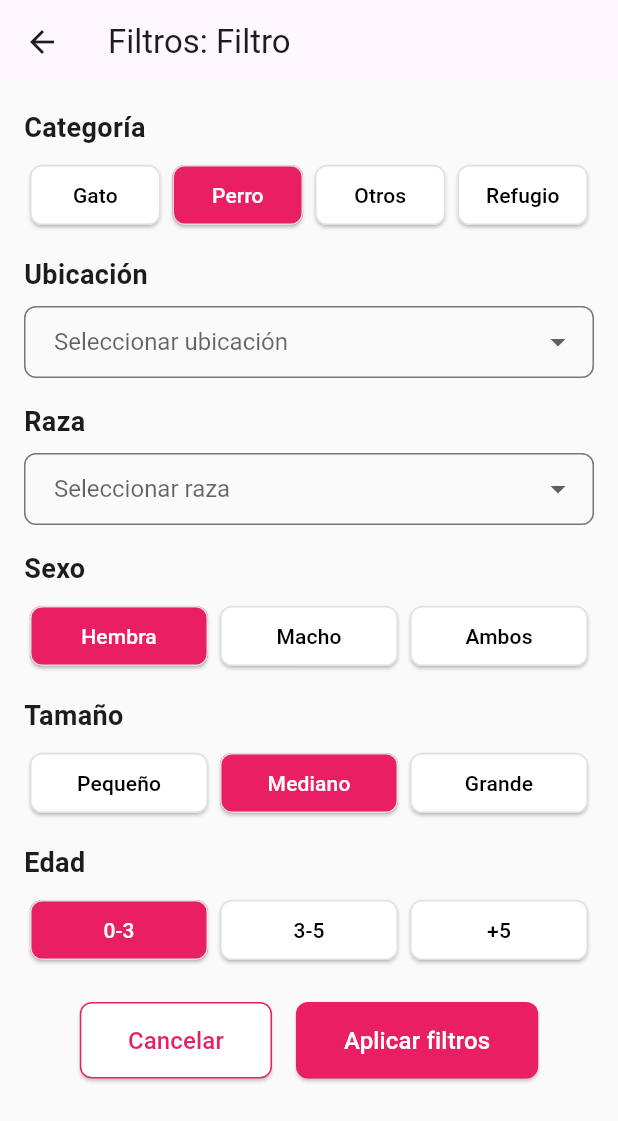
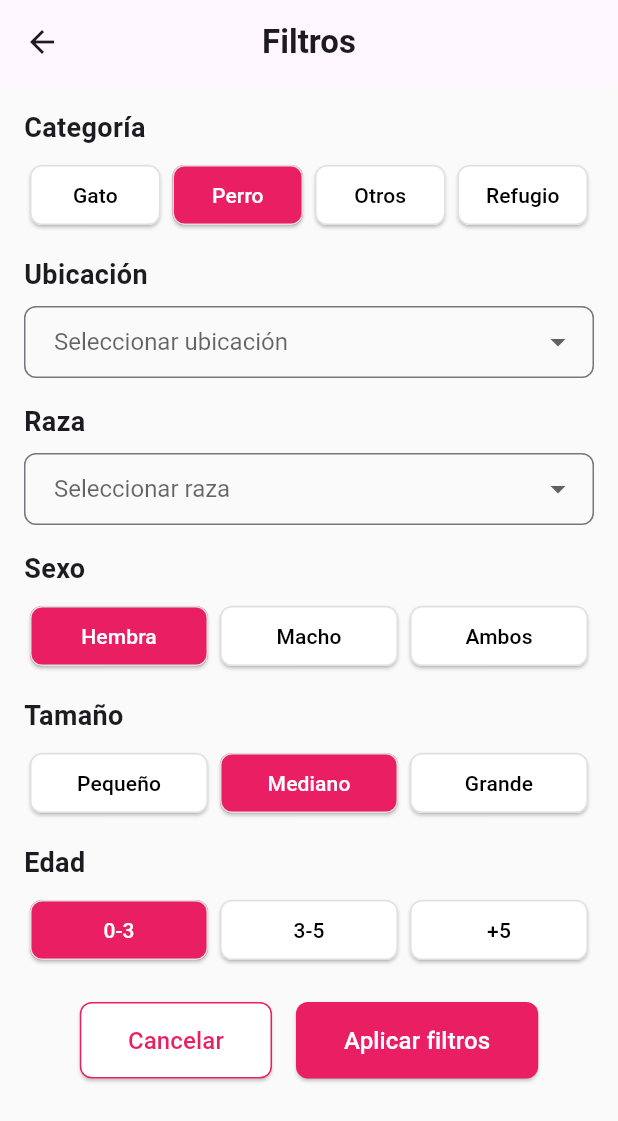
Before and after one commit to No-Country-simulation/equipo-c23-33-mobile, a Flutter app: the FilterPage screen opened directly, on a phone screen of 412 x 824 dp. Shown: the top 1121 px of the screen. Run offline on Flutter 3.47's test engine with Material 3 defaults, Android fonts, the phone set to English and light mode, and no system bars; our stand-ins replace firebase_auth, firebase_core; accounts and stored records are empty.

Commit message:
Se centro el texto del Appbar y el boton Cancelar regresa a Home

```diff
--- a/apps/mobile/lib/screens/filter/action_buttons.dart
+++ b/apps/mobile/lib/screens/filter/action_buttons.dart
@@ -9,7 +9,7 @@ class ActionButtons extends StatelessWidget {
       child: Row(
         mainAxisAlignment: MainAxisAlignment.center, // Centrar los botones
         children: [
-          _buildCancelButton(),
+          _buildCancelButton(context), // Pasamos el contexto aquí
           const SizedBox(width: 16), // Espacio entre los botones
           _buildApplyButton(),
         ],
@@ -17,7 +17,7 @@ class ActionButtons extends StatelessWidget {
     );
   }
 
-  Widget _buildCancelButton() {
+  Widget _buildCancelButton(BuildContext context) {
     return ElevatedButton(
       style: ElevatedButton.styleFrom(
         backgroundColor: Colors.white,
@@ -29,7 +29,8 @@ class ActionButtons extends StatelessWidget {
             horizontal: 32, vertical: 14), // Aumentar el tamaño
       ),
       onPressed: () {
-        // Lógica para cancelar
+        // Navegar de regreso a la pantalla anterior (Home)
+        Navigator.pop(context);
       },
       child: const Text(
         "Cancelar",
--- a/apps/mobile/lib/screens/filter/filter.dart
+++ b/apps/mobile/lib/screens/filter/filter.dart
@@ -21,7 +21,13 @@ class _FilterPageState extends State<FilterPage> {
   Widget build(BuildContext context) {
     return Scaffold(
       appBar: AppBar(
-        title: Text("Filtros: ${widget.category}"),
+        title: const Text(
+          "Filtros",
+          style: TextStyle(
+            fontWeight: FontWeight.bold, // Texto en negrita
+          ),
+        ),
+        centerTitle: true, // Centrar el título del AppBar
       ),
       body: SingleChildScrollView(
         padding: const EdgeInsets.all(16.0),
```
